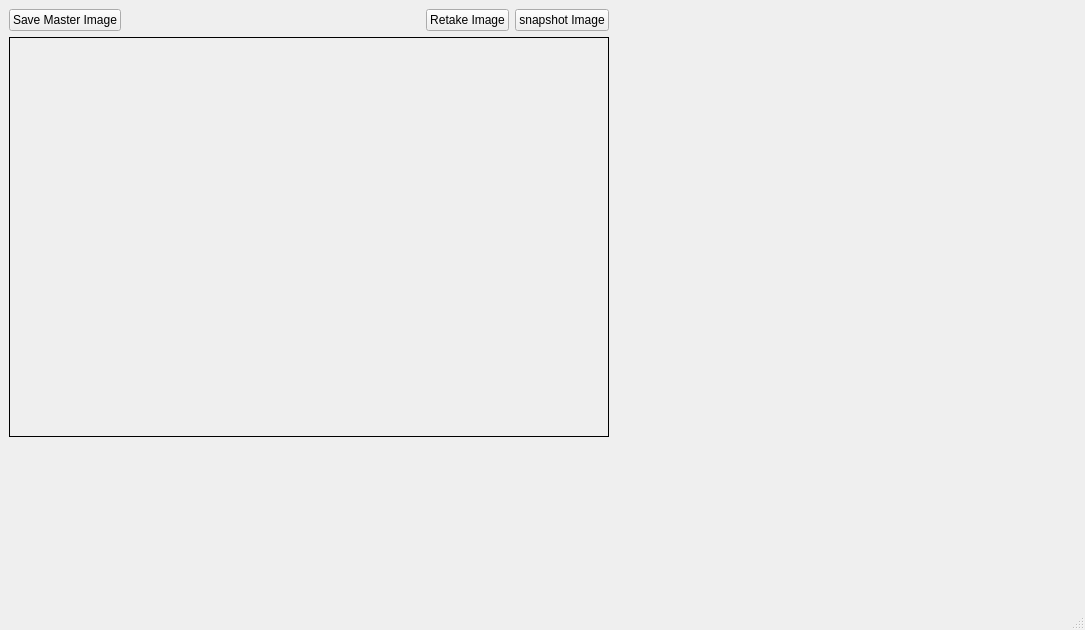
sofiene44/Vision-Sensor, file GUI/setupWindow.ui: the form before one commit.
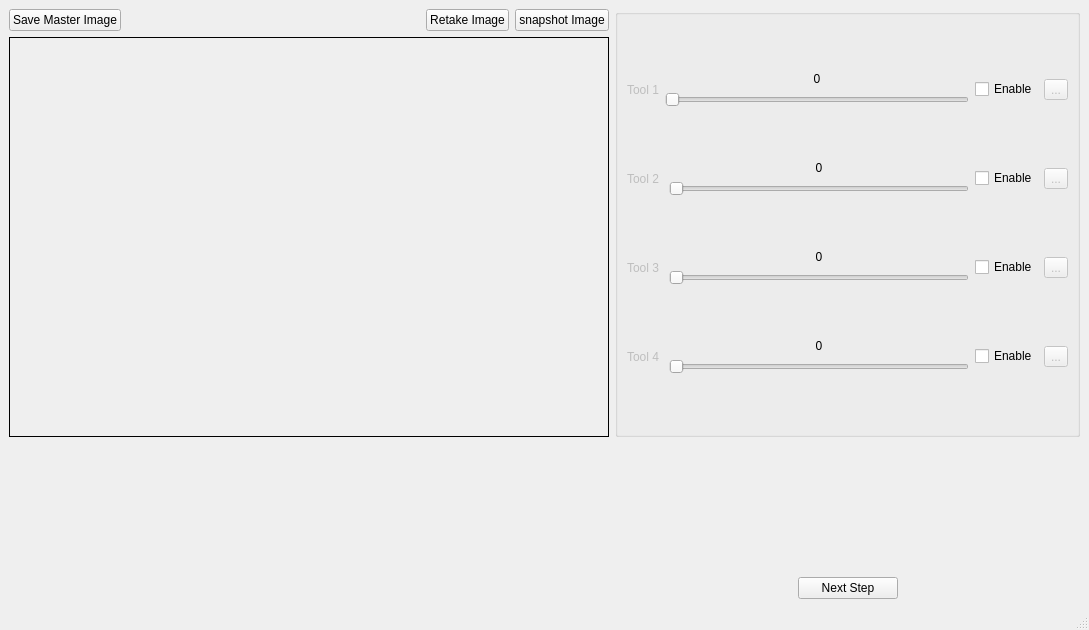
The form after the commit. Icons and pictures are not drawn.

Commit message: save function modification in setupWindow GUI

```diff
--- a/GUI/setupWindow.ui
+++ b/GUI/setupWindow.ui
@@ -9,7 +9,7 @@
    <rect>
     <x>0</x>
     <y>0</y>
-    <width>1085</width>
+    <width>1089</width>
     <height>630</height>
    </rect>
   </property>
@@ -102,19 +102,6 @@
       </item>
      </layout>
     </item>
-    <item row="1" column="4">
-     <spacer name="horizontalSpacer_2">
-      <property name="orientation">
-       <enum>Qt::Horizontal</enum>
-      </property>
-      <property name="sizeHint" stdset="0">
-       <size>
-        <width>116</width>
-        <height>20</height>
-       </size>
-      </property>
-     </spacer>
-    </item>
     <item row="2" column="0">
      <spacer name="verticalSpacer">
       <property name="orientation">
@@ -128,6 +115,392 @@
       </property>
      </spacer>
     </item>
+    <item row="0" column="1" rowspan="2">
+     <widget class="QGroupBox" name="ToolsListSetup">
+      <layout class="QVBoxLayout" name="ToolsList">
+       <item>
+        <layout class="QHBoxLayout" name="Tool1">
+         <item>
+          <widget class="QLabel" name="ToolName1">
+           <property name="enabled">
+            <bool>false</bool>
+           </property>
+           <property name="text">
+            <string>Tool 1</string>
+           </property>
+          </widget>
+         </item>
+         <item>
+          <layout class="QGridLayout" name="gridLayout_6">
+           <item row="2" column="0">
+            <widget class="QSlider" name="ThreshSlider1">
+             <property name="enabled">
+              <bool>false</bool>
+             </property>
+             <property name="maximum">
+              <number>100</number>
+             </property>
+             <property name="orientation">
+              <enum>Qt::Horizontal</enum>
+             </property>
+             <property name="invertedAppearance">
+              <bool>false</bool>
+             </property>
+             <property name="invertedControls">
+              <bool>false</bool>
+             </property>
+            </widget>
+           </item>
+           <item row="1" column="0">
+            <layout class="QHBoxLayout" name="horizontalLayout_10">
+             <item>
+              <widget class="QLabel" name="ThreshValue1">
+               <property name="maximumSize">
+                <size>
+                 <width>50</width>
+                 <height>50</height>
+                </size>
+               </property>
+               <property name="text">
+                <string>0</string>
+               </property>
+               <property name="textFormat">
+                <enum>Qt::PlainText</enum>
+               </property>
+               <property name="scaledContents">
+                <bool>false</bool>
+               </property>
+               <property name="alignment">
+                <set>Qt::AlignCenter</set>
+               </property>
+              </widget>
+             </item>
+            </layout>
+           </item>
+          </layout>
+         </item>
+         <item>
+          <widget class="QCheckBox" name="Enable1">
+           <property name="text">
+            <string>Enable</string>
+           </property>
+          </widget>
+         </item>
+         <item>
+          <widget class="QToolButton" name="ToolSettings1">
+           <property name="enabled">
+            <bool>false</bool>
+           </property>
+           <property name="text">
+            <string>...</string>
+           </property>
+          </widget>
+         </item>
+        </layout>
+       </item>
+       <item>
+        <layout class="QHBoxLayout" name="Tool2">
+         <item>
+          <widget class="QLabel" name="ToolName2">
+           <property name="enabled">
+            <bool>false</bool>
+           </property>
+           <property name="text">
+            <string>Tool 2 </string>
+           </property>
+          </widget>
+         </item>
+         <item>
+          <layout class="QGridLayout" name="gridLayout_9">
+           <item row="2" column="0">
+            <widget class="QSlider" name="ThreshSlider2">
+             <property name="enabled">
+              <bool>false</bool>
+             </property>
+             <property name="maximum">
+              <number>100</number>
+             </property>
+             <property name="orientation">
+              <enum>Qt::Horizontal</enum>
+             </property>
+             <property name="invertedAppearance">
+              <bool>false</bool>
+             </property>
+             <property name="invertedControls">
+              <bool>false</bool>
+             </property>
+            </widget>
+           </item>
+           <item row="1" column="0">
+            <layout class="QHBoxLayout" name="horizontalLayout_12">
+             <item>
+              <widget class="QLabel" name="ThreshValue2">
+               <property name="maximumSize">
+                <size>
+                 <width>50</width>
+                 <height>50</height>
+                </size>
+               </property>
+               <property name="text">
+                <string>0</string>
+               </property>
+               <property name="textFormat">
+                <enum>Qt::PlainText</enum>
+               </property>
+               <property name="scaledContents">
+                <bool>false</bool>
+               </property>
+               <property name="alignment">
+                <set>Qt::AlignCenter</set>
+               </property>
+              </widget>
+             </item>
+            </layout>
+           </item>
+          </layout>
+         </item>
+         <item>
+          <widget class="QCheckBox" name="Enable2">
+           <property name="text">
+            <string>Enable</string>
+           </property>
+          </widget>
+         </item>
+         <item>
+          <widget class="QToolButton" name="ToolSettings2">
+           <property name="enabled">
+            <bool>false</bool>
+           </property>
+           <property name="text">
+            <string>...</string>
+           </property>
+          </widget>
+         </item>
+        </layout>
+       </item>
+       <item>
+        <layout class="QHBoxLayout" name="Tool3">
+         <item>
+          <widget class="QLabel" name="ToolName3">
+           <property name="enabled">
+            <bool>false</bool>
+           </property>
+           <property name="text">
+            <string>Tool 3 </string>
+           </property>
+          </widget>
+         </item>
+         <item>
+          <layout class="QGridLayout" name="gridLayout_8">
+           <item row="2" column="0">
+            <widget class="QSlider" name="ThreshSlider3">
+             <property name="enabled">
+              <bool>false</bool>
+             </property>
+             <property name="maximum">
+              <number>100</number>
+             </property>
+             <property name="orientation">
+              <enum>Qt::Horizontal</enum>
+             </property>
+             <property name="invertedAppearance">
+              <bool>false</bool>
+             </property>
+             <property name="invertedControls">
+              <bool>false</bool>
+             </property>
+            </widget>
+           </item>
+           <item row="1" column="0">
+            <layout class="QHBoxLayout" name="horizontalLayout_11">
+             <item>
+              <widget class="QLabel" name="ThreshValue3">
+               <property name="maximumSize">
+                <size>
+                 <width>50</width>
+                 <height>50</height>
+                </size>
+               </property>
+               <property name="text">
+                <string>0</string>
+               </property>
+               <property name="textFormat">
+                <enum>Qt::PlainText</enum>
+               </property>
+               <property name="scaledContents">
+                <bool>false</bool>
+               </property>
+               <property name="alignment">
+                <set>Qt::AlignCenter</set>
+               </property>
+              </widget>
+             </item>
+            </layout>
+           </item>
+          </layout>
+         </item>
+         <item>
+          <widget class="QCheckBox" name="Enable3">
+           <property name="text">
+            <string>Enable</string>
+           </property>
+          </widget>
+         </item>
+         <item>
+          <widget class="QToolButton" name="ToolSettings3">
+           <property name="enabled">
+            <bool>false</bool>
+           </property>
+           <property name="text">
+            <string>...</string>
+           </property>
+          </widget>
+         </item>
+        </layout>
+       </item>
+       <item>
+        <layout class="QHBoxLayout" name="Tool4">
+         <item>
+          <widget class="QLabel" name="ToolName4">
+           <property name="enabled">
+            <bool>false</bool>
+           </property>
+           <property name="text">
+            <string>Tool 4 </string>
+           </property>
+          </widget>
+         </item>
+         <item>
+          <layout class="QGridLayout" name="gridLayout_10">
+           <item row="2" column="0">
+            <widget class="QSlider" name="ThreshSlider4">
+             <property name="enabled">
+              <bool>false</bool>
+             </property>
+             <property name="maximum">
+              <number>100</number>
+             </property>
+             <property name="orientation">
+              <enum>Qt::Horizontal</enum>
+             </property>
+             <property name="invertedAppearance">
+              <bool>false</bool>
+             </property>
+             <property name="invertedControls">
+              <bool>false</bool>
+             </property>
+            </widget>
+           </item>
+           <item row="1" column="0">
+            <layout class="QHBoxLayout" name="horizontalLayout_13">
+             <item>
+              <widget class="QLabel" name="ThreshValue4">
+               <property name="maximumSize">
+                <size>
+                 <width>50</width>
+                 <height>50</height>
+                </size>
+               </property>
+               <property name="text">
+                <string>0</string>
+               </property>
+               <property name="textFormat">
+                <enum>Qt::PlainText</enum>
+               </property>
+               <property name="scaledContents">
+                <bool>false</bool>
+               </property>
+               <property name="alignment">
+                <set>Qt::AlignCenter</set>
+               </property>
+              </widget>
+             </item>
+            </layout>
+           </item>
+          </layout>
+         </item>
+         <item>
+          <widget class="QCheckBox" name="Enable4">
+           <property name="text">
+            <string>Enable</string>
+           </property>
+          </widget>
+         </item>
+         <item>
+          <widget class="QToolButton" name="ToolSettings4">
+           <property name="enabled">
+            <bool>false</bool>
+           </property>
+           <property name="text">
+            <string>...</string>
+           </property>
+          </widget>
+         </item>
+        </layout>
+       </item>
+      </layout>
+     </widget>
+    </item>
+    <item row="2" column="1">
+     <layout class="QHBoxLayout" name="horizontalLayout_2">
+      <item>
+       <spacer name="horizontalSpacer_3">
+        <property name="orientation">
+         <enum>Qt::Horizontal</enum>
+        </property>
+        <property name="sizeHint" stdset="0">
+         <size>
+          <width>40</width>
+          <height>20</height>
+         </size>
+        </property>
+       </spacer>
+      </item>
+      <item>
+       <layout class="QVBoxLayout" name="verticalLayout_3">
+        <item>
+         <spacer name="verticalSpacer_2">
+          <property name="orientation">
+           <enum>Qt::Vertical</enum>
+          </property>
+          <property name="sizeHint" stdset="0">
+           <size>
+            <width>20</width>
+            <height>40</height>
+           </size>
+          </property>
+         </spacer>
+        </item>
+        <item>
+         <widget class="QPushButton" name="NextStepButton">
+          <property name="minimumSize">
+           <size>
+            <width>100</width>
+            <height>0</height>
+           </size>
+          </property>
+          <property name="text">
+           <string>Next Step</string>
+          </property>
+         </widget>
+        </item>
+       </layout>
+      </item>
+      <item>
+       <spacer name="horizontalSpacer_4">
+        <property name="orientation">
+         <enum>Qt::Horizontal</enum>
+        </property>
+        <property name="sizeHint" stdset="0">
+         <size>
+          <width>40</width>
+          <height>20</height>
+         </size>
+        </property>
+       </spacer>
+      </item>
+     </layout>
+    </item>
    </layout>
   </widget>
   <widget class="QMenuBar" name="menubar">
```
Left out of the diff: 372 changed lines with no effect on the pictures. The commit also changes 8 other files.
